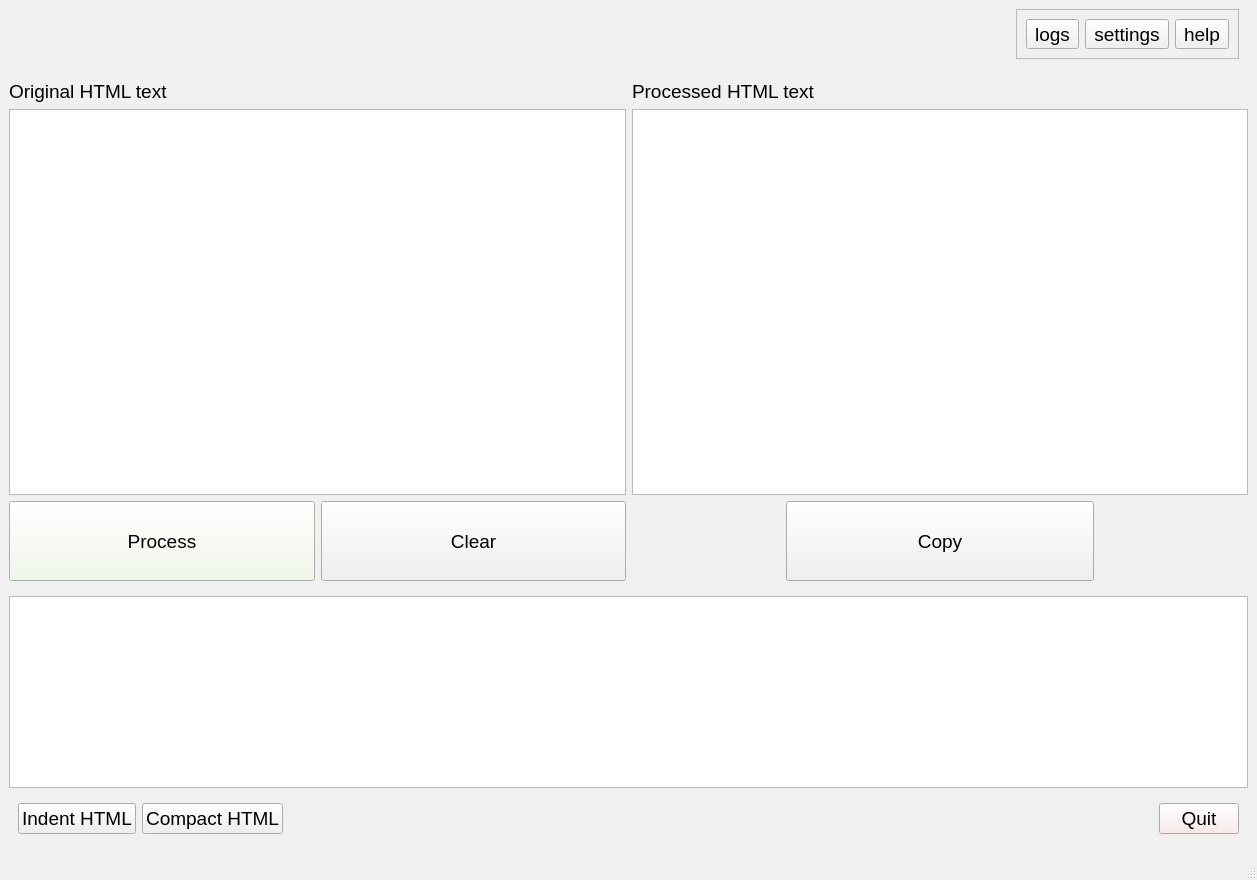
Qt form src/main.ui (salaheddinek/html-auto-2columns) before a commit.
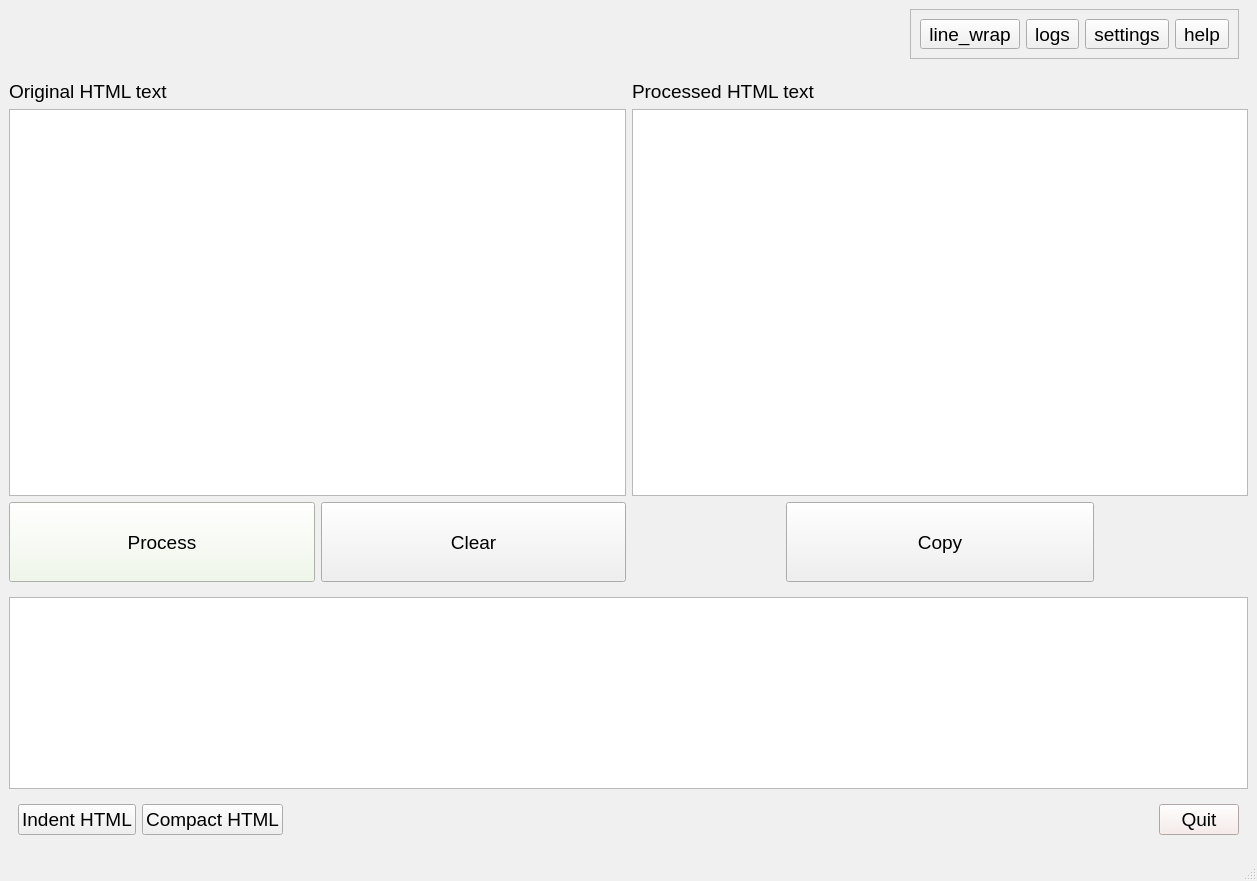
The same form after that commit.

Diff of the .ui file:
```diff
--- a/src/main.ui
+++ b/src/main.ui
@@ -7,7 +7,7 @@
     <x>0</x>
     <y>0</y>
     <width>1257</width>
-    <height>880</height>
+    <height>881</height>
    </rect>
   </property>
   <property name="palette">
@@ -495,6 +495,12 @@
        </item>
        <item>
         <widget class="QFrame" name="frame">
+         <property name="sizePolicy">
+          <sizepolicy hsizetype="Preferred" vsizetype="Preferred">
+           <horstretch>0</horstretch>
+           <verstretch>0</verstretch>
+          </sizepolicy>
+         </property>
          <property name="frameShape">
           <enum>QFrame::StyledPanel</enum>
          </property>
@@ -502,6 +508,16 @@
           <enum>QFrame::Raised</enum>
          </property>
          <layout class="QHBoxLayout" name="horizontalLayout">
+          <item>
+           <widget class="QToolButton" name="btn_wrap">
+            <property name="toolTip">
+             <string>Line wrap mode On/Off</string>
+            </property>
+            <property name="text">
+             <string>line_wrap</string>
+            </property>
+           </widget>
+          </item>
           <item>
            <widget class="QToolButton" name="btn_logs">
             <property name="toolTip">
```
